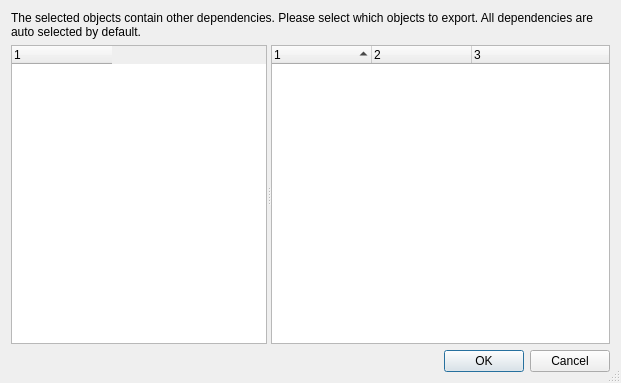
Old version of the form src/Gui/DlgObjectSelection.ui in the repository berndhahnebach/All_FreeCAD.
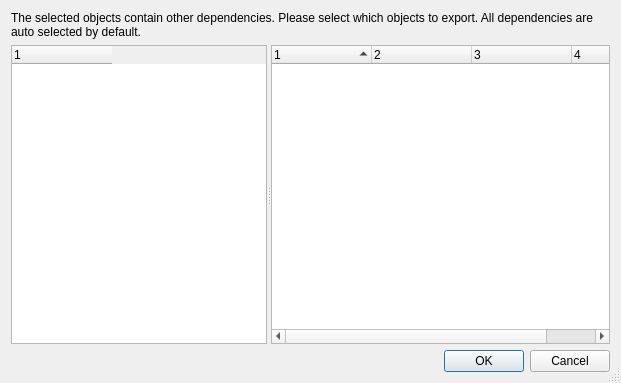
New version of the form.

Commit message: Gui: fix crash when copy object under Qt5

Patch:
```diff
--- a/src/Gui/DlgObjectSelection.ui
+++ b/src/Gui/DlgObjectSelection.ui
@@ -110,7 +110,7 @@
        <bool>true</bool>
       </property>
       <property name="columnCount">
-       <number>3</number>
+       <number>4</number>
       </property>
       <attribute name="headerShowSortIndicator" stdset="0">
        <bool>true</bool>
```
